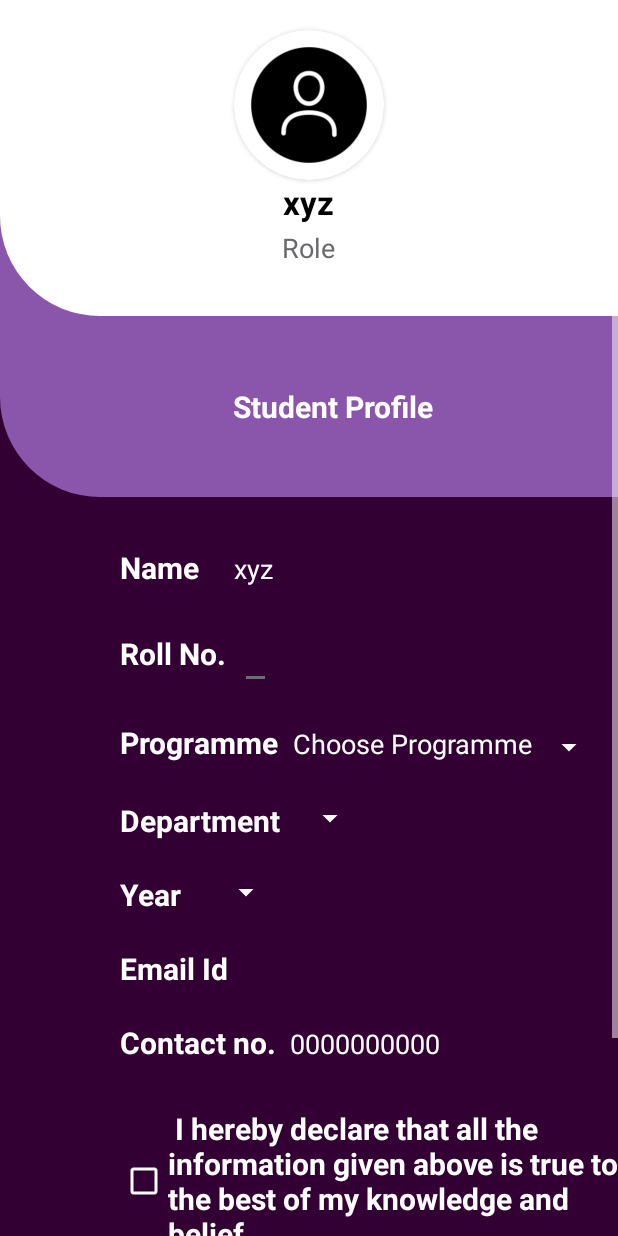
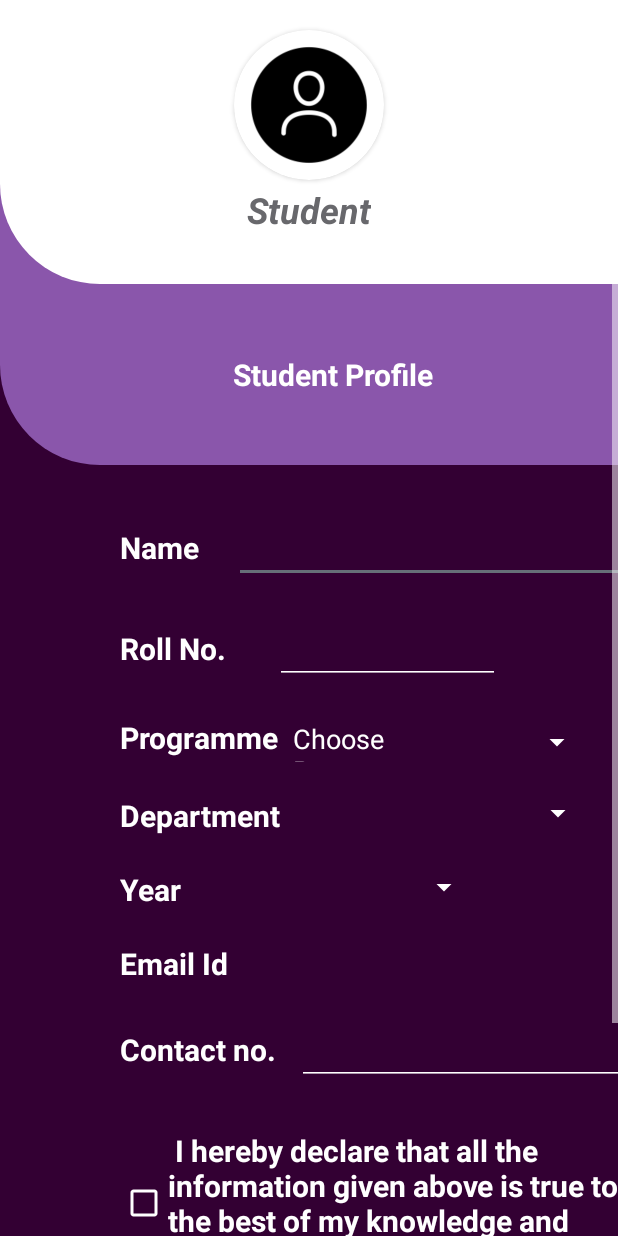
Before and after one commit to TusharD-047/NavigationDrawer12345, an Android app: the editProfile screen opened directly, with no data from a screen before it, on a phone screen of 412 x 824 dp. Run offline under Robolectric (Android 15) with nearby library versions, the phone set to English and light mode, and no system bars; our stand-ins replace Firebase (no records; nobody signed in at launch, a user with empty details on screens opened directly).

Commit message:
profile incomplete

```diff
--- a/app/src/main/java/com/nopalyer/navigationdrawer/editProfile.java
+++ b/app/src/main/java/com/nopalyer/navigationdrawer/editProfile.java
@@ -24,8 +24,8 @@ import com.google.firebase.storage.StorageReference;
 
 public class editProfile extends AppCompatActivity {
     private ImageView profile;
-    private TextView name,department,contact,email,name1;
-    private EditText roll;
+    private TextView department,email,name1;
+    private EditText roll,name,contact;
     private CheckBox note;
     ProgressDialog pd,pd1;
     private static int PICK_IMAGE = 123;
@@ -50,10 +50,11 @@ public class editProfile extends AppCompatActivity {
         ES0=(Spinner)findViewById(R.id.ES0);
         ES1=(Spinner)findViewById(R.id.ES1);
         ES2=(Spinner)findViewById(R.id.ES2);
-        name = (TextView)findViewById(R.id.name123);
-        profile = (ImageView)findViewById(R.id.profilep);
-        roll = (EditText) findViewById(R.id.roll);
-        save = findViewById(R.id.bonSub);
+        name = (EditText)findViewById(R.id.nameedit);
+        contact = (EditText)findViewById(R.id.editCon);
+        profile = (ImageView)findViewById(R.id.profileedit);
+        roll = (EditText) findViewById(R.id.rolledit);
+        save = findViewById(R.id.Ebutton);
         note =(CheckBox) findViewById(R.id.EC);
 
         final String[] programme = {"Choose Programme", "B.Tech", "B.Arch", "Dual Degree", "M.tech", "M.Arch", "MBA", "MSc", "PhD"};
--- a/app/src/main/java/com/nopalyer/navigationdrawer/profile/studentp.java
+++ b/app/src/main/java/com/nopalyer/navigationdrawer/profile/studentp.java
@@ -48,13 +48,13 @@ import java.util.Map;
 
 public class studentp extends AppCompatActivity {
     private ImageView profile;
-    private TextView name,roll,department,contact,email,name1;
+    private TextView name,roll,department,contact,email,name1,prog;
     ProgressDialog pd,pd1;
     private static int PICK_IMAGE = 123;
     StorageReference storageReference;
     FirebaseAuth firebaseAuth;
     FirebaseDatabase firebaseDatabase;
-    DatabaseReference databaseReference;
+    DatabaseReference databaseReference,ref;
     FirebaseStorage firebaseStorage;
     Spinner yearspinner;
     SharedPreferences sharedprefs,sharedPreferences2;
@@ -71,6 +71,7 @@ public class studentp extends AppCompatActivity {
         name = (TextView)findViewById(R.id.name123);
         roll = (TextView)findViewById(R.id.roll123);
         name1 = (TextView)findViewById(R.id.name1);
+        prog = (TextView)findViewById(R.id.program123);
         department = (TextView)findViewById(R.id.department123);
         contact = (TextView)findViewById(R.id.contact123);
         email = (TextView)findViewById(R.id.email123);
@@ -81,6 +82,11 @@ public class studentp extends AppCompatActivity {
         firebaseDatabase = FirebaseDatabase.getInstance();
         firebaseStorage = FirebaseStorage.getInstance();
 
+        ref = firebaseDatabase.getReference();
+        ref.addListenerForSingleValueEvent(new ValueEventListener() {
+            @Override
+            public void onDataChange(@NonNull DataSnapshot dataSnapshot) {
+                if (dataSnapshot.hasChild(firebaseAuth.getUid())){
                     pd.setMessage("Retrieving Info ! Please Smile");
                     pd.setCancelable(false);
                     pd.setProgressStyle(ProgressDialog.STYLE_SPINNER);
@@ -101,6 +107,7 @@ public class studentp extends AppCompatActivity {
                             name1.setText(dataSnapshot.child("Name").getValue().toString().trim());
                             roll.setText(dataSnapshot.child("Roll No").getValue().toString().trim());
                             department.setText(dataSnapshot.child("Department").getValue().toString().trim());
+                            prog.setText(dataSnapshot.child("Programme").getValue().toString().trim());
                             email.setText(firebaseUser.getEmail());
                             contact.setText(dataSnapshot.child("Contact").getValue().toString().trim());
                             pd.dismiss();
@@ -154,8 +161,16 @@ public class studentp extends AppCompatActivity {
 
 
                     //spinner ends==============================================================================================================================================
+                }else {
+                    startActivity(new Intent(studentp.this,com.nopalyer.navigationdrawer.editProfile.class));
+                }
+            }
 
+            @Override
+            public void onCancelled(@NonNull DatabaseError databaseError) {
 
+            }
+        });
     }
 
     @Override
--- a/app/src/main/res/layout/activity_edit_profile.xml
+++ b/app/src/main/res/layout/activity_edit_profile.xml
@@ -8,9 +8,7 @@
     android:layout_height="match_parent"
     tools:context=".editProfile">
 
-    <androidx.constraintlayout.widget.ConstraintLayout xmlns:android="http://schemas.android.com/apk/res/android"
-        xmlns:app="http://schemas.android.com/apk/res-auto"
-        xmlns:tools="http://schemas.android.com/tools"
+    <androidx.constraintlayout.widget.ConstraintLayout
         android:layout_width="match_parent"
         android:layout_height="match_parent"
         tools:context=".editProfile">
@@ -46,6 +44,7 @@
 
 
                         <ImageView
+                            android:id="@+id/profileedit"
                             android:layout_width="match_parent"
                             android:layout_height="match_parent"
                             android:scaleType="centerCrop"
@@ -55,20 +54,12 @@
                     <TextView
                         android:layout_width="wrap_content"
                         android:layout_height="wrap_content"
-                        android:text="xyz"
-                        android:textColor="#000000"
-                        android:textSize="22sp"
-                        android:textStyle="bold" />
-
-                    <TextView
-                        android:layout_width="wrap_content"
-                        android:layout_height="wrap_content"
                         android:layout_marginTop="5px"
                         android:layout_marginBottom="50px"
-                        android:text="Role"
+                        android:text="Student"
                         android:textColor="#68686C"
-                        android:textSize="18sp"
-                        android:textStyle="normal" />
+                        android:textSize="24sp"
+                        android:textStyle="normal|bold|italic" />
 
 
                 </LinearLayout>
@@ -126,10 +117,10 @@
                         android:textSize="20sp"
                         android:textStyle="bold" />
 
-                    <TextView
-                        android:layout_width="match_parent"
+                    <EditText
+                        android:id="@+id/nameedit"
+                        android:layout_width="275dp"
                         android:layout_height="wrap_content"
-                        android:text="xyz"
                         android:textColor="#ffffff"
                         android:textSize="18sp"
                         android:textStyle="normal" />
@@ -147,17 +138,16 @@
                     <TextView
                         android:layout_width="wrap_content"
                         android:layout_height="wrap_content"
-                        android:text="Roll No.  "
+                        android:text="Roll No.       "
                         android:textColor="#ffffff"
                         android:textSize="20sp"
                         android:textStyle="bold" />
 
                     <EditText
-                        android:id="@+id/roll"
-                        android:layout_width="match_parent"
+                        android:id="@+id/rolledit"
+                        android:layout_width="150dp"
                         android:layout_height="wrap_content"
-                        android:inputType="number"
-                        android:maxLength="6"
+                        android:maxLength="7"
                         android:textColor="#ffffff"
                         android:textSize="18sp"
                         android:textStyle="normal" />
@@ -180,7 +170,7 @@
 
                     <Spinner
                         android:id="@+id/ES0"
-                        android:layout_width="match_parent"
+                        android:layout_width="200dp"
                         android:layout_height="wrap_content"
                         android:layout_weight="1"
                         android:dropDownWidth="match_parent"
@@ -204,7 +194,7 @@
 
                     <Spinner
                         android:id="@+id/ES2"
-                        android:layout_width="match_parent"
+                        android:layout_width="200dp"
                         android:layout_height="wrap_content"
                         android:layout_weight="1"
                         android:dropDownWidth="match_parent"
@@ -223,14 +213,14 @@
                     <TextView
                         android:layout_width="fill_parent"
                         android:layout_height="wrap_content"
-                        android:text="Year    "
+                        android:text="Year     "
                         android:textColor="#ffffff"
                         android:textSize="20sp"
                         android:textStyle="bold" />
 
                     <Spinner
                         android:id="@+id/ES1"
-                        android:layout_width="match_parent"
+                        android:layout_width="175dp"
                         android:layout_height="wrap_content"
                         android:layout_weight="1"
                         android:dropDownWidth="match_parent"
@@ -254,8 +244,9 @@
                         android:textStyle="bold" />
 
                     <TextView
-                        android:layout_width="wrap_content"
+                        android:layout_width="275dp"
                         android:layout_height="wrap_content"
+                        android:singleLine="false"
                         android:textColor="#ffffff"
                         android:text=" "
                         android:textSize="18sp"
@@ -274,15 +265,16 @@
                     <TextView
                         android:layout_width="wrap_content"
                         android:layout_height="wrap_content"
-                        android:text="Contact no.  "
+                        android:text="Contact no.   "
                         android:textColor="#ffffff"
                         android:textSize="20sp"
                         android:textStyle="bold" />
 
-                    <TextView
-                        android:layout_width="wrap_content"
+                    <EditText
+                        android:id="@+id/editCon"
+                        android:layout_width="250dp"
                         android:layout_height="wrap_content"
-                        android:text="0000000000"
+                        android:inputType="number"
                         android:textColor="#ffffff"
                         android:textSize="18sp"
                         android:textStyle="normal" />
@@ -299,10 +291,9 @@
                         android:layout_width="match_parent"
                         android:layout_height="wrap_content"
                         android:text=" I hereby declare that all the information given above is true to the best of my knowledge and belief."
-                        android:textColor="#ffffff"
+                        android:textColor="#FFFFFF"
                         android:textSize="20sp"
-                        android:textStyle="bold" >
-                    </CheckBox>
+                        android:textStyle="bold"></CheckBox>
 
                 </LinearLayout>
 
```
Lines whose indentation alone changed are shown as unchanged.
